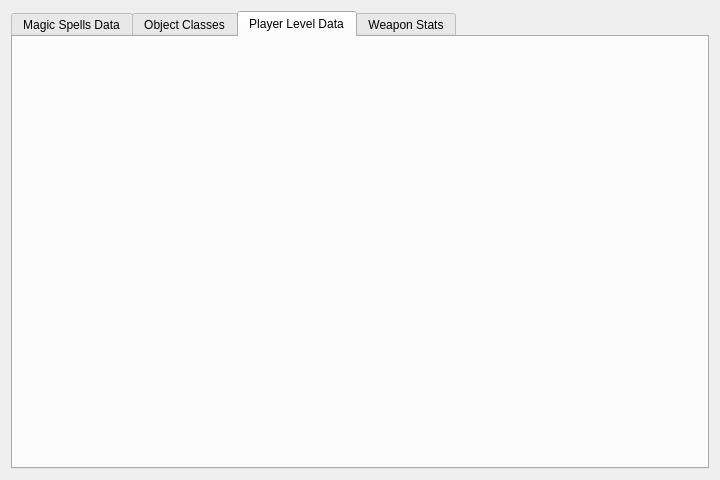
Qt form Tools/KFModTool/gamedbeditwidget.ui (IvanDSM/KingsFieldRE) before a commit.
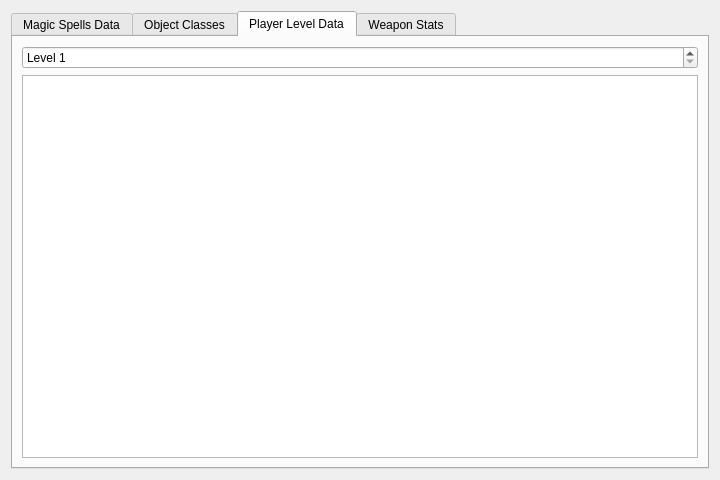
The same form after that commit. The open tabs and pages were chosen to show the change.

Commit message: KFModTool: Add GameDB Player Level data and Object Class editing.

What changed in the file:
```diff
--- a/Tools/KFModTool/gamedbeditwidget.ui
+++ b/Tools/KFModTool/gamedbeditwidget.ui
@@ -13,7 +13,7 @@
   <property name="windowTitle">
    <string>Form</string>
   </property>
-  <layout class="QHBoxLayout" name="horizontalLayout">
+  <layout class="QVBoxLayout" name="verticalLayout_2">
    <item>
     <widget class="QTabWidget" name="tabWidget">
      <property name="currentIndex">
@@ -364,6 +364,24 @@
       <attribute name="title">
        <string>Player Level Data</string>
       </attribute>
+      <layout class="QVBoxLayout" name="verticalLayout_4">
+       <item>
+        <widget class="QSpinBox" name="levelSpin">
+         <property name="prefix">
+          <string>Level </string>
+         </property>
+         <property name="minimum">
+          <number>1</number>
+         </property>
+         <property name="maximum">
+          <number>99</number>
+         </property>
+        </widget>
+       </item>
+       <item>
+        <widget class="QTableView" name="levelTable"/>
+       </item>
+      </layout>
      </widget>
      <widget class="QWidget" name="weaponStatTab">
       <attribute name="title">
```
Left out of the diff: 326 changed lines with no effect on the pictures. The commit also changes 9 other files.
